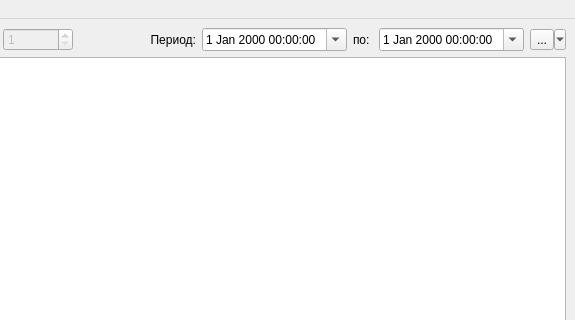
First picture: the form in mainwindow.ui, repository arcirk/LogEvent, before the edit; both pictures show x 305 to 880 and y 0 to 320 of the 880 by 602 pixel window.
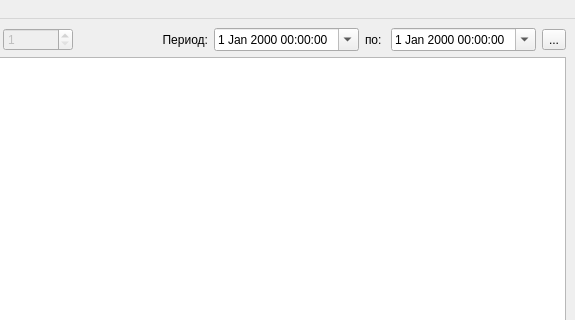
Second picture: the form after the edit. Icons and pictures are not drawn.

Diff of the .ui file:
```diff
--- a/mainwindow.ui
+++ b/mainwindow.ui
@@ -233,7 +233,7 @@
               <normaloff>:/img/selectInterval.png</normaloff>:/img/selectInterval.png</iconset>
             </property>
             <property name="popupMode">
-             <enum>QToolButton::MenuButtonPopup</enum>
+             <enum>QToolButton::InstantPopup</enum>
             </property>
            </widget>
           </item>
```
